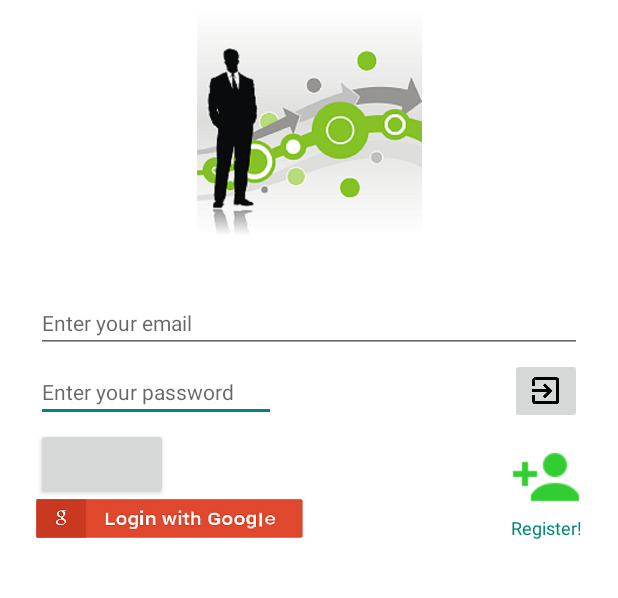
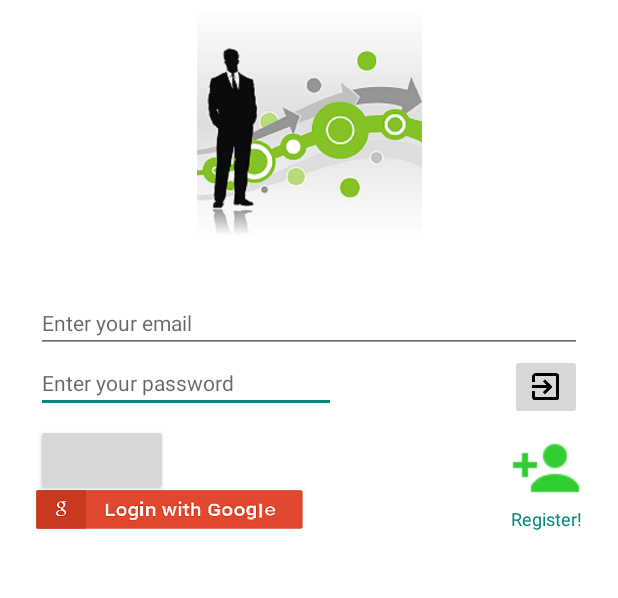
Before and after one commit to alcon2626/Smart-Work-Flow-X, an Android app: the screen it shows after launch (MainActivity), on a phone screen of 412 x 824 dp, the part 149-747 px from its top. Run offline under Robolectric (Android 15) with nearby library versions, the phone set to English and light mode, and no system bars; our stand-ins replace AdMob, Firebase (no records; nobody signed in at launch, a user with empty details on screens opened directly); libraries missing offline, so code that uses them is left out: com.facebook, com.facebook.login, com.firebase.client; plain views replace LoginButton; 5 statements that could not run were skipped.

Commit message:
verything works as expected
Relasing

```diff
--- a/Smartworkflow/app/build.gradle
+++ b/Smartworkflow/app/build.gradle
@@ -18,8 +18,8 @@ android {
     }
     buildTypes {
         release {
-            minifyEnabled false
-            proguardFiles getDefaultProguardFile('proguard-android.txt'), 'proguard-rules.pro'
+            minifyEnabled true
+            proguardFiles getDefaultProguardFile('proguard-android-optimize.txt'), 'proguard-rules.pro'
         }
     }
     productFlavors {
--- a/Smartworkflow/app/src/main/AndroidManifest.xml
+++ b/Smartworkflow/app/src/main/AndroidManifest.xml
@@ -5,6 +5,7 @@
     <uses-permission android:name="android.permission.INTERNET" />
     <uses-permission android:name="android.permission.WRITE_EXTERNAL_STORAGE" />
     <uses-permission android:name="android.permission.READ_EXTERNAL_STORAGE" />
+
 
     <application
         android:name=".SmartWorkflow"
@@ -31,10 +32,6 @@
             android:label="@string/title_activity_user_profile"
             android:launchMode="singleTop"
             android:theme="@style/Theme.AppCompat.Light.NoActionBar">
-        <intent-filter>
-            <action android:name="android.intent.action.MAIN" />
-            <category android:name="android.intent.category.LAUNCHER" />
-        </intent-filter>
         </activity>
         <activity
             android:name=".SettingsActivity"
@@ -46,4 +43,5 @@
         </activity>
     </application>
 
+
 </manifest>
--- a/Smartworkflow/app/src/main/java/com/smartworkflow/MainActivity.java
+++ b/Smartworkflow/app/src/main/java/com/smartworkflow/MainActivity.java
@@ -20,6 +20,7 @@ import com.facebook.AccessToken;
 import com.facebook.CallbackManager;
 import com.facebook.FacebookCallback;
 import com.facebook.FacebookException;
+import com.facebook.login.LoginManager;
 import com.facebook.login.LoginResult;
 import com.facebook.login.widget.LoginButton;
 import com.firebase.client.AuthData;
@@ -296,8 +297,6 @@ public class MainActivity extends AppCompatActivity implements GoogleApiClient.O
                     public void onComplete(@NonNull Task<AuthResult> task) {
                         if (task.isSuccessful()) {
                             // Sign in success, update UI with the signed-in user's information
-                            Log.d("signInWithCredential:", "success");
-                            //FirebaseUser user = aunthenticator.getCurrentUser();
                         } else {
                             // If sign in fails, display a message to the user.
                             Log.w("signIn:failure", task.getException());
--- a/Smartworkflow/app/src/main/java/com/smartworkflow/UserProfile.java
+++ b/Smartworkflow/app/src/main/java/com/smartworkflow/UserProfile.java
@@ -36,6 +36,7 @@ import android.widget.ImageView;
 import android.widget.TextView;
 import android.widget.Toast;
 
+import com.facebook.login.LoginManager;
 import com.google.android.gms.ads.AdRequest;
 import com.google.android.gms.ads.AdView;
 import com.google.android.gms.ads.MobileAds;
@@ -462,6 +463,7 @@ public class UserProfile extends AppCompatActivity
                 StopTimer(weekOfYear, Day);
             }
             //i need to stop clock and register time on DB
+            LoginManager.getInstance().logOut(); //clear button try 1
             FirebaseAuth.getInstance().signOut();
             Intent intent = new Intent(UserProfile.this, MainActivity.class);
             //start intent
--- a/Smartworkflow/app/src/main/res/layout-large/activity_main.xml
+++ b/Smartworkflow/app/src/main/res/layout-large/activity_main.xml
@@ -46,7 +46,8 @@
         android:textAppearance="@style/TextAppearance.Design.Hint"
         android:textSize="25sp"
         app:layout_constraintLeft_toLeftOf="parent"
-        app:layout_constraintTop_toBottomOf="@+id/SignInEmail" />
+        app:layout_constraintTop_toBottomOf="@+id/SignInEmail"
+        tools:inputType="@+id/SignInPassword" />
 
     <EditText
         android:id="@+id/SignInEmail"
--- a/Smartworkflow/app/src/main/res/layout-xlarge/activity_main.xml
+++ b/Smartworkflow/app/src/main/res/layout-xlarge/activity_main.xml
@@ -42,7 +42,7 @@
         android:layout_marginTop="6dp"
         android:ems="10"
         android:hint="@string/SignInHelpPassword"
-        android:inputType="textPassword"
+        android:inputType="@+id/SignInPassword"
         android:textAppearance="@style/TextAppearance.Design.Hint"
         android:textSize="35sp"
         app:layout_constraintLeft_toLeftOf="parent"
--- a/Smartworkflow/app/src/main/res/layout/activity_main.xml
+++ b/Smartworkflow/app/src/main/res/layout/activity_main.xml
@@ -30,7 +30,7 @@
 
     <EditText
         android:id="@+id/SignInPassword"
-        android:layout_width="wrap_content"
+        android:layout_width="200dp"
         android:layout_height="wrap_content"
         android:layout_alignParentEnd="true"
         android:layout_alignParentLeft="true"
@@ -38,14 +38,14 @@
         android:layout_alignParentStart="true"
         android:layout_marginLeft="8dp"
         android:layout_marginStart="8dp"
-        android:layout_marginTop="6dp"
         android:ems="10"
         android:hint="@string/SignInHelpPassword"
         android:inputType="textPassword"
         android:textAppearance="@style/TextAppearance.Design.Hint"
         android:textSize="14sp"
         app:layout_constraintLeft_toLeftOf="parent"
-        app:layout_constraintTop_toBottomOf="@+id/SignInEmail" />
+        app:layout_constraintTop_toBottomOf="@+id/SignInEmail"
+        tools:inputType="@+id/SignInPassword" />
 
     <EditText
         android:id="@+id/SignInEmail"
@@ -116,7 +116,9 @@
         android:layout_marginBottom="8dp"
         ads:layout_constraintBottom_toTopOf="@+id/adView"
         ads:layout_constraintHorizontal_bias="0.0"
-        ads:layout_constraintVertical_bias="0.379" />
+        ads:layout_constraintVertical_bias="0.379"
+        android:layout_marginStart="8dp"
+        android:layout_marginEnd="8dp" />
 
     <ImageButton
         android:id="@+id/imageButtonGooglesignin"
@@ -132,7 +134,9 @@
         ads:layout_constraintLeft_toLeftOf="parent"
         ads:layout_constraintRight_toRightOf="parent"
         ads:layout_constraintTop_toBottomOf="@+id/SignInPassword"
-        ads:srcCompat="@mipmap/gsnbs" />
+        ads:srcCompat="@mipmap/gsnbs"
+        android:layout_marginStart="8dp"
+        android:layout_marginEnd="8dp" />
 
     <ImageButton
         android:id="@+id/ImageButtonRegister"
@@ -149,7 +153,9 @@
         ads:layout_constraintRight_toRightOf="parent"
         ads:layout_constraintTop_toBottomOf="@+id/SignInPassword"
         ads:layout_constraintVertical_bias="0.078"
-        ads:srcCompat="@drawable/adduserone" />
+        ads:srcCompat="@drawable/adduserone"
+        android:layout_marginStart="8dp"
+        android:layout_marginEnd="8dp" />
 
     <TextView
         android:id="@+id/textView13"
@@ -163,7 +169,9 @@
         ads:layout_constraintHorizontal_bias="1.0"
         ads:layout_constraintLeft_toLeftOf="parent"
         ads:layout_constraintRight_toRightOf="parent"
-        ads:layout_constraintTop_toBottomOf="@+id/ImageButtonRegister" />
+        ads:layout_constraintTop_toBottomOf="@+id/ImageButtonRegister"
+        android:layout_marginStart="8dp"
+        android:layout_marginEnd="8dp" />
 
     <ImageButton
         android:id="@+id/imageButtonSignIn"
@@ -171,11 +179,11 @@
         android:layout_height="wrap_content"
         android:layout_marginBottom="8dp"
         android:layout_marginRight="8dp"
-        android:layout_marginTop="0dp"
         ads:layout_constraintBottom_toTopOf="@+id/ImageButtonRegister"
         ads:layout_constraintRight_toRightOf="parent"
         ads:layout_constraintTop_toBottomOf="@+id/SignInEmail"
-        ads:srcCompat="@mipmap/ic_exit_to_app_black_24dp" />
+        ads:srcCompat="@mipmap/ic_exit_to_app_black_24dp"
+        android:layout_marginEnd="8dp" />
 
 
 </android.support.constraint.ConstraintLayout>
```
Also changed, not shown: Smartworkflow/app/src/main/java/com/smartworkflow/SettingsActivity.java (+30 -5 lines), 3 other files.
